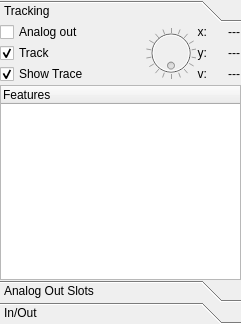
This is ui/tab_objectsUi.ui in wonkoderverstaendige/Spotter as Qt 5 draws it before an edit. The edited form follows.
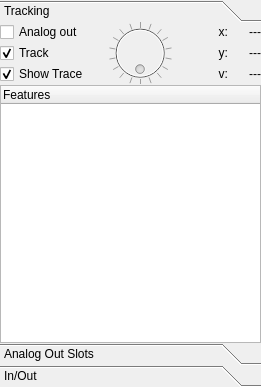
This is the edited form.

The edit to the form file:
```diff
--- a/ui/tab_objectsUi.ui
+++ b/ui/tab_objectsUi.ui
@@ -6,8 +6,8 @@
    <rect>
     <x>0</x>
     <y>0</y>
-    <width>241</width>
-    <height>324</height>
+    <width>261</width>
+    <height>387</height>
    </rect>
   </property>
   <property name="windowTitle">
@@ -47,8 +47,8 @@
          <rect>
           <x>0</x>
           <y>0</y>
-          <width>239</width>
-          <height>259</height>
+          <width>259</width>
+          <height>322</height>
          </rect>
         </property>
         <attribute name="label">
@@ -69,17 +69,17 @@
            <property name="spacing">
             <number>1</number>
            </property>
-           <item row="4" column="5">
-            <widget class="QLabel" name="lbl_speed">
-             <property name="text">
-              <string>---</string>
-             </property>
-             <property name="alignment">
-              <set>Qt::AlignRight|Qt::AlignTrailing|Qt::AlignVCenter</set>
-             </property>
-            </widget>
-           </item>
            <item row="2" column="4">
+            <widget class="QLabel" name="lbl_speed">
+             <property name="text">
+              <string>---</string>
+             </property>
+             <property name="alignment">
+              <set>Qt::AlignRight|Qt::AlignTrailing|Qt::AlignVCenter</set>
+             </property>
+            </widget>
+           </item>
+           <item row="0" column="3">
             <widget class="QLabel" name="lbl_xlbl">
              <property name="text">
               <string>x:</string>
@@ -89,7 +89,7 @@
              </property>
             </widget>
            </item>
-           <item row="3" column="5">
+           <item row="1" column="4">
             <widget class="QLabel" name="lbl_y">
              <property name="sizePolicy">
               <sizepolicy hsizetype="Preferred" vsizetype="Preferred">
@@ -117,7 +117,7 @@
              </property>
             </widget>
            </item>
-           <item row="3" column="0">
+           <item row="1" column="0">
             <widget class="QCheckBox" name="ckb_track">
              <property name="text">
               <string>Track</string>
@@ -127,7 +127,7 @@
              </property>
             </widget>
            </item>
-           <item row="4" column="4">
+           <item row="2" column="3">
             <widget class="QLabel" name="lbl_speed_lbl">
              <property name="text">
               <string>v:</string>
@@ -137,7 +137,7 @@
              </property>
             </widget>
            </item>
-           <item row="3" column="4">
+           <item row="1" column="3">
             <widget class="QLabel" name="lbl_y_lbl">
              <property name="text">
               <string>y:</string>
@@ -147,34 +147,7 @@
              </property>
             </widget>
            </item>
-           <item row="5" column="0" colspan="7">
-            <widget class="QTreeWidget" name="tree_link_features">
-             <property name="sizePolicy">
-              <sizepolicy hsizetype="Expanding" vsizetype="Expanding">
-               <horstretch>0</horstretch>
-               <verstretch>0</verstretch>
-              </sizepolicy>
-             </property>
-             <property name="showDropIndicator" stdset="0">
-              <bool>false</bool>
-             </property>
-             <property name="alternatingRowColors">
-              <bool>true</bool>
-             </property>
-             <property name="indentation">
-              <number>0</number>
-             </property>
-             <attribute name="headerShowSortIndicator" stdset="0">
-              <bool>false</bool>
-             </attribute>
-             <column>
-              <property name="text">
-               <string>Features</string>
-              </property>
-             </column>
-            </widget>
-           </item>
-           <item row="4" column="0">
+           <item row="2" column="0">
             <widget class="QCheckBox" name="ckb_trace">
              <property name="text">
               <string>Show Trace</string>
@@ -184,14 +157,14 @@
              </property>
             </widget>
            </item>
-           <item row="2" column="0">
+           <item row="0" column="0">
             <widget class="QCheckBox" name="ckb_analog_pos">
              <property name="text">
               <string>Analog out</string>
              </property>
             </widget>
            </item>
-           <item row="2" column="5">
+           <item row="0" column="4">
             <widget class="QLabel" name="lbl_x">
              <property name="sizePolicy">
               <sizepolicy hsizetype="Preferred" vsizetype="Preferred">
@@ -219,20 +192,7 @@
              </property>
             </widget>
            </item>
-           <item row="2" column="1">
-            <spacer name="horizontalSpacer">
-             <property name="orientation">
-              <enum>Qt::Horizontal</enum>
-             </property>
-             <property name="sizeHint" stdset="0">
-              <size>
-               <width>40</width>
-               <height>20</height>
-              </size>
-             </property>
-            </spacer>
-           </item>
-           <item row="2" column="2" rowspan="3" colspan="2">
+           <item row="0" column="1" rowspan="3" colspan="2">
             <widget class="QDial" name="dial_direction">
              <property name="enabled">
               <bool>false</bool>
@@ -260,19 +220,38 @@
              </property>
             </widget>
            </item>
+           <item row="3" column="0" colspan="5">
+            <widget class="QTreeWidget" name="tree_link_features">
+             <property name="sizePolicy">
+              <sizepolicy hsizetype="Expanding" vsizetype="Expanding">
+               <horstretch>0</horstretch>
+               <verstretch>0</verstretch>
+              </sizepolicy>
+             </property>
+             <property name="showDropIndicator" stdset="0">
+              <bool>false</bool>
+             </property>
+             <property name="alternatingRowColors">
+              <bool>true</bool>
+             </property>
+             <property name="indentation">
+              <number>0</number>
+             </property>
+             <attribute name="headerShowSortIndicator" stdset="0">
+              <bool>false</bool>
+             </attribute>
+             <column>
+              <property name="text">
+               <string>Features</string>
+              </property>
+             </column>
+            </widget>
+           </item>
           </layout>
          </item>
         </layout>
        </widget>
        <widget class="QWidget" name="page_objects_slots">
-        <property name="geometry">
-         <rect>
-          <x>0</x>
-          <y>0</y>
-          <width>239</width>
-          <height>259</height>
-         </rect>
-        </property>
         <attribute name="label">
          <string>Analog Out Slots</string>
         </attribute>
@@ -290,6 +269,12 @@
              <property name="enabled">
               <bool>false</bool>
              </property>
+             <property name="sizePolicy">
+              <sizepolicy hsizetype="MinimumExpanding" vsizetype="Expanding">
+               <horstretch>0</horstretch>
+               <verstretch>0</verstretch>
+              </sizepolicy>
+             </property>
              <property name="horizontalScrollBarPolicy">
               <enum>Qt::ScrollBarAsNeeded</enum>
              </property>
@@ -305,8 +290,8 @@
              <property name="showGrid">
               <bool>true</bool>
              </property>
-             <attribute name="horizontalHeaderMinimumSectionSize">
-              <number>5</number>
+             <attribute name="horizontalHeaderDefaultSectionSize">
+              <number>75</number>
              </attribute>
              <attribute name="horizontalHeaderStretchLastSection">
               <bool>true</bool>
@@ -333,6 +318,12 @@
            </item>
            <item row="0" column="0">
             <widget class="QPushButton" name="btn_lock_table">
+             <property name="sizePolicy">
+              <sizepolicy hsizetype="Minimum" vsizetype="Fixed">
+               <horstretch>0</horstretch>
+               <verstretch>0</verstretch>
+              </sizepolicy>
+             </property>
              <property name="text">
               <string>Unlock</string>
              </property>
@@ -353,8 +344,8 @@
          <rect>
           <x>0</x>
           <y>0</y>
-          <width>239</width>
-          <height>259</height>
+          <width>259</width>
+          <height>322</height>
          </rect>
         </property>
         <attribute name="label">
```
